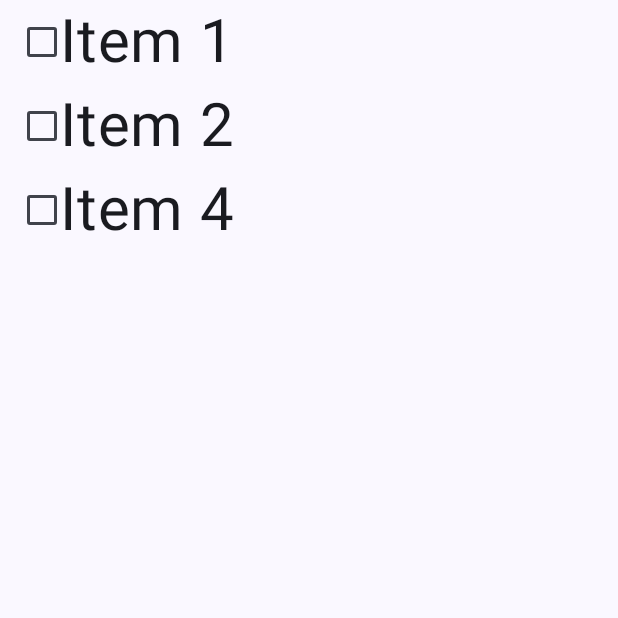
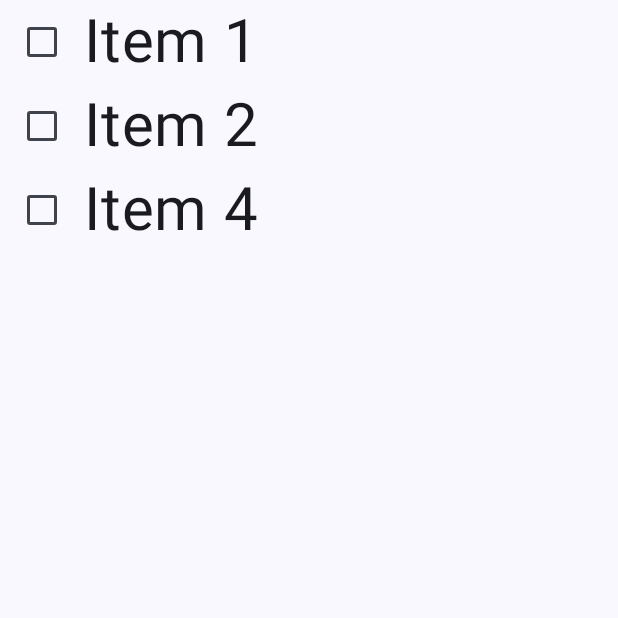
Before and after one commit to eldon111/Periodic, an Android app built with Jetpack Compose: the screen it shows after launch (MainActivity), on a phone screen of 412 x 824 dp, the top half of it. Run offline under Robolectric (Android 15) with nearby library versions, the phone set to English and light mode, and no system bars.

Commit message:
formatting

```diff
--- a/app/src/main/java/com/emathias/periodic/MainActivity.kt
+++ b/app/src/main/java/com/emathias/periodic/MainActivity.kt
@@ -56,9 +56,9 @@ class MainActivity : ComponentActivity() {
 @Composable
 fun TodoList(todoItems: List<TodoItem>, modifier: Modifier = Modifier) {
     LazyColumn(modifier = modifier) {
-        items(
-            todoItems
-        ) { todoItem -> CheckableTodoItem(todoItem) }
+        items(todoItems) { todoItem ->
+            CheckableTodoItem(todoItem)
+        }
     }
 }
 
@@ -66,17 +66,21 @@ fun TodoList(todoItems: List<TodoItem>, modifier: Modifier = Modifier) {
 fun CheckableTodoItem(todoItem: TodoItem, modifier: Modifier = Modifier) {
     val (checkedState, onStateChange) = remember { mutableStateOf(false) }
     Row(
-        Modifier
+        modifier
             .fillMaxWidth()
             .height(56.dp)
             .toggleable(
                 value = checkedState,
                 onValueChange = { onStateChange(!checkedState) },
                 role = Role.Checkbox
-            )
-            .padding(horizontal = 16.dp), verticalAlignment = Alignment.CenterVertically
+            ),
+        verticalAlignment = Alignment.CenterVertically
     ) {
-        Checkbox(checked = checkedState, onCheckedChange = null)
+        Checkbox(
+            checked = checkedState,
+            onCheckedChange = null,
+            modifier = modifier.padding(horizontal = 16.dp)
+        )
         Text(
             text = todoItem.text,
             fontSize = 40.sp
--- a/app/src/main/java/com/emathias/periodic/ui/theme/Theme.kt
+++ b/app/src/main/java/com/emathias/periodic/ui/theme/Theme.kt
@@ -1,6 +1,5 @@
 package com.emathias.periodic.ui.theme
 
-import android.app.Activity
 import android.os.Build
 import androidx.compose.foundation.isSystemInDarkTheme
 import androidx.compose.material3.MaterialTheme
```
